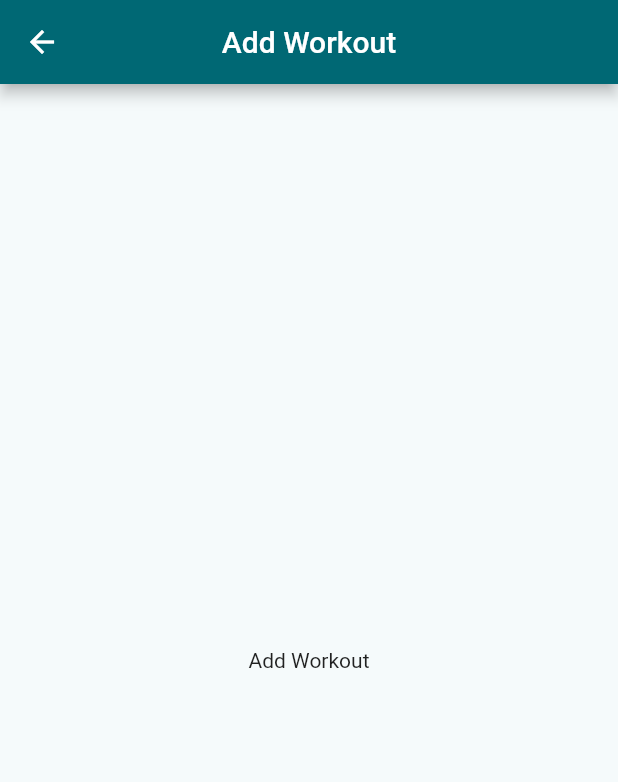
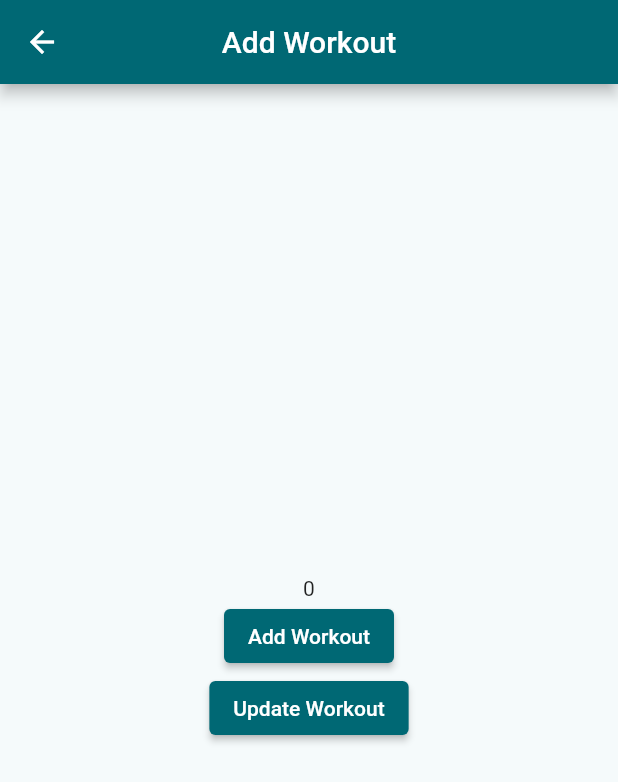
Before and after one commit to chrisjung01/boulder_app, a Flutter app: the screen it shows after launch, after a tap on "Add workout", on a phone screen of 412 x 824 dp. Shown: the top 782 px of the screen. Run offline on Flutter 3.47's test engine with Material 2 defaults, Android fonts, the phone set to English and light mode, and no system bars; our stand-ins replace flutter_riverpod, go_router.

Commit message:
Add sample code for provider and stateprovider

```diff
--- a/lib/addworkout/add_workout_screen.dart
+++ /dev/null
@@ -1,15 +0,0 @@
-import 'package:flutter/material.dart';
-
-class AddWorkoutScreen extends StatelessWidget {
-  const AddWorkoutScreen({Key? key}) : super(key: key);
-
-  @override
-  Widget build(BuildContext context) {
-    return Scaffold(
-      appBar: AppBar(centerTitle: true, title: const Text('Add Workout')),
-      body: Center(
-        child: Text('Add Workout'),
-      ),
-    );
-  }
-}
--- /dev/null
+++ b/lib/addworkout/workout_screen.dart
@@ -0,0 +1,38 @@
+import 'package:boulder/main.dart';
+import 'package:flutter/material.dart';
+import 'package:flutter_riverpod/flutter_riverpod.dart';
+
+class AddWorkoutScreen extends ConsumerWidget {
+  const AddWorkoutScreen({Key? key}) : super(key: key);
+
+  @override
+  Widget build(BuildContext context, WidgetRef ref) {
+    return Scaffold(
+      appBar: AppBar(centerTitle: true, title: const Text('Add Workout')),
+      body: Container(
+        constraints: const BoxConstraints.expand(),
+        child: Column(
+          mainAxisAlignment: MainAxisAlignment.center,
+          children: [
+            Consumer(
+              builder: (context, ref, child) =>
+                  Text('${ref.watch(addWorkoutProvider)}'),
+            ),
+            ElevatedButton(
+              onPressed: () {
+                ref.read(addWorkoutProvider.notifier).add(1);
+              },
+              child: const Text('Add Workout'),
+            ),
+            ElevatedButton(
+              onPressed: () {
+                ref.read(addWorkoutProvider.notifier).remove(1);
+              },
+              child: const Text('Update Workout'),
+            )
+          ],
+        ),
+      ),
+    );
+  }
+}
--- a/lib/core/router.dart
+++ /dev/null
@@ -1,19 +0,0 @@
-import 'package:boulder/addworkout/add_workout_screen.dart';
-import 'package:boulder/core/router_names.dart';
-import 'package:boulder/core/router_paths.dart';
-import 'package:go_router/go_router.dart';
-
-import '../home/home_screen.dart';
-
-final GoRouter router = GoRouter(routes: <RouteBase>[
-  GoRoute(
-    path: RouterPaths.home,
-    builder: (context, state) => const HomeScreen(),
-    name: RouterNames.home,
-  ),
-  GoRoute(
-    path: RouterPaths.addWorkout,
-    builder: (context, state) => const AddWorkoutScreen(),
-    name: RouterNames.addWorkout,
-  )
-]);
--- a/lib/home/home_screen.dart
+++ b/lib/home/home_screen.dart
@@ -1,5 +1,9 @@
+import 'package:boulder/main.dart';
 import 'package:flutter/material.dart';
+import 'package:flutter_riverpod/flutter_riverpod.dart';
 import 'package:go_router/go_router.dart';
+
+import '../router/router_names.dart';
 
 class HomeScreen extends StatelessWidget {
   const HomeScreen({Key? key}) : super(key: key);
@@ -17,19 +21,65 @@ class HomeScreen extends StatelessWidget {
             child: Column(
               mainAxisAlignment: MainAxisAlignment.center,
               children: [
-                Text('Boulder app - Version 2'),
+                const Text('Boulder app - Version 2'),
+                Consumer(
+                  builder: (context, ref, _) {
+                    final counter = ref.watch(addWorkoutProvider);
+                    return Text('Workouts: $counter');
+                  },
+                ),
                 Container(
                   height: 20,
                 ),
-                ElevatedButton(
-                  onPressed: () {
-                    context.pushNamed('addWorkout');
-                  },
-                  child: Text('Add workout'),
-                ),
+                _addWorkout(context),
+                const ProviderButton(),
+                const StateProvider(),
               ],
             ),
           ),
         ));
   }
+
+// bad practices this should be a widget
+  ElevatedButton _addWorkout(BuildContext context) {
+    return ElevatedButton(
+      onPressed: () {
+        context.pushNamed(RouterNames.addWorkout);
+      },
+      child: const Text('Add workout'),
+    );
+  }
 }
+
+class StateProvider extends StatelessWidget {
+  const StateProvider({
+    super.key,
+  });
+
+  @override
+  Widget build(BuildContext context) {
+    return ElevatedButton(
+      onPressed: () {
+        context.pushNamed(RouterNames.stateProvider);
+      },
+      child: const Text('StateProvider'),
+    );
+  }
+}
+
+// good practices. This is how it should work
+class ProviderButton extends StatelessWidget {
+  const ProviderButton({
+    super.key,
+  });
+
+  @override
+  Widget build(BuildContext context) {
+    return ElevatedButton(
+      onPressed: () {
+        context.pushNamed(RouterNames.provider);
+      },
+      child: const Text('Provider'),
+    );
+  }
+}
--- a/lib/main.dart
+++ b/lib/main.dart
@@ -1,8 +1,13 @@
-import 'package:boulder/core/router.dart';
+import 'package:boulder/addworkout/presentation/add_workout_notifier/workout_notifier.dart';
+import 'package:boulder/router/router.dart';
 import 'package:flutter/material.dart';
+import 'package:flutter_riverpod/flutter_riverpod.dart';
+
+final addWorkoutProvider =
+    StateNotifierProvider<WorkoutNotifier, int>((ref) => WorkoutNotifier(0));
 
 void main() {
-  runApp(const MyApp());
+  runApp(const ProviderScope(child: MyApp()));
 }
 
 class MyApp extends StatelessWidget {
--- /dev/null
+++ b/lib/provider/provider.dart
@@ -0,0 +1,5 @@
+import 'package:flutter_riverpod/flutter_riverpod.dart';
+
+// read only value
+// should be used to read some customlogger or repositories
+final provider = Provider<int>((ref) => 12);
--- /dev/null
+++ b/lib/router/router.dart
@@ -0,0 +1,33 @@
+import 'package:boulder/addworkout/workout_screen.dart';
+import 'package:boulder/provider/provider_screen.dart';
+import 'package:boulder/router/router_names.dart';
+import 'package:boulder/router/router_paths.dart';
+import 'package:go_router/go_router.dart';
+
+import '../home/home_screen.dart';
+import '../stateprovider/state_provider_screen.dart';
+
+final GoRouter router = GoRouter(
+  routes: <RouteBase>[
+    GoRoute(
+      path: RouterPaths.home,
+      builder: (context, state) => const HomeScreen(),
+      name: RouterNames.home,
+    ),
+    GoRoute(
+      path: RouterPaths.addWorkout,
+      builder: (context, state) => const AddWorkoutScreen(),
+      name: RouterNames.addWorkout,
+    ),
+    GoRoute(
+      path: RouterPaths.provider,
+      builder: (context, state) => const ProviderScreen(),
+      name: RouterNames.provider,
+    ),
+    GoRoute(
+      path: RouterPaths.stateProvider,
+      builder: (context, state) => const StateProviderScreen(),
+      name: RouterNames.stateProvider,
+    )
+  ],
+);
--- a/lib/core/router_names.dart
+++ b/lib/router/router_names.dart
@@ -3,4 +3,6 @@ class RouterNames {
 
   static const home = 'home';
   static const addWorkout = 'addWorkout';
+  static const provider = 'provider';
+  static const stateProvider = 'stateProvider';
 }
--- a/lib/core/router_paths.dart
+++ b/lib/router/router_paths.dart
@@ -3,4 +3,6 @@ class RouterPaths {
 
   static const home = '/';
   static const addWorkout = '/addworkout';
+  static const provider = '/provider';
+  static const stateProvider = '/stateprovider';
 }
--- /dev/null
+++ b/lib/stateprovider/value_state_provider.dart
@@ -0,0 +1,5 @@
+import 'package:flutter_riverpod/flutter_riverpod.dart';
+
+// autoDispose will invalidate the state when we left the screen for example
+// final valueStateProvider = StateProvider.autoDispose<int>((ref) => 50);
+final valueStateProvider = StateProvider<int>((ref) => 50);
```
Also changed, not shown: lib/addworkout/presentation/add_workout_notifier/workout_notifier.dart (added, +13 -0 lines), lib/provider/provider_screen.dart (added, +24 -0 lines), lib/stateprovider/state_provider_screen.dart (added, +58 -0 lines).
